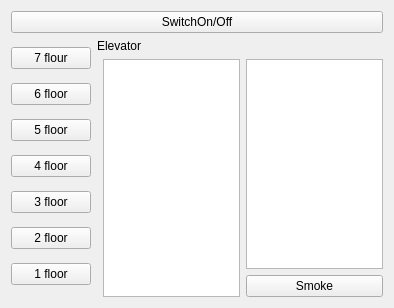
Old version of the form mainwindow.ui in the repository irina-goltsman/pps.
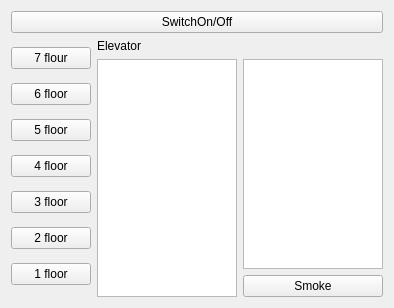
New version of the form.

What changed in the file:
```diff
--- a/mainwindow.ui
+++ b/mainwindow.ui
@@ -80,29 +80,32 @@
     </item>
     <item row="1" column="1">
      <layout class="QGridLayout" name="gridLayout">
-      <item row="0" column="0" colspan="3">
+      <item row="0" column="0" colspan="2">
        <widget class="QLabel" name="label_2">
         <property name="text">
          <string>Elevator</string>
         </property>
        </widget>
       </item>
-      <item row="2" column="2">
+      <item row="2" column="1">
        <layout class="QVBoxLayout" name="verticalLayout_2">
         <item>
          <widget class="QPushButton" name="smoke">
           <property name="text">
            <string>Smoke</string>
           </property>
+          <property name="checkable">
+           <bool>true</bool>
+          </property>
          </widget>
         </item>
        </layout>
       </item>
-      <item row="1" column="2">
+      <item row="1" column="1">
        <widget class="QTextBrowser" name="textBrowser"/>
       </item>
-      <item row="1" column="1" rowspan="2">
-       <widget class="QListView" name="listView"/>
+      <item row="1" column="0" rowspan="2">
+       <widget class="QTextBrowser" name="textBrowser_2"/>
       </item>
      </layout>
     </item>
```
